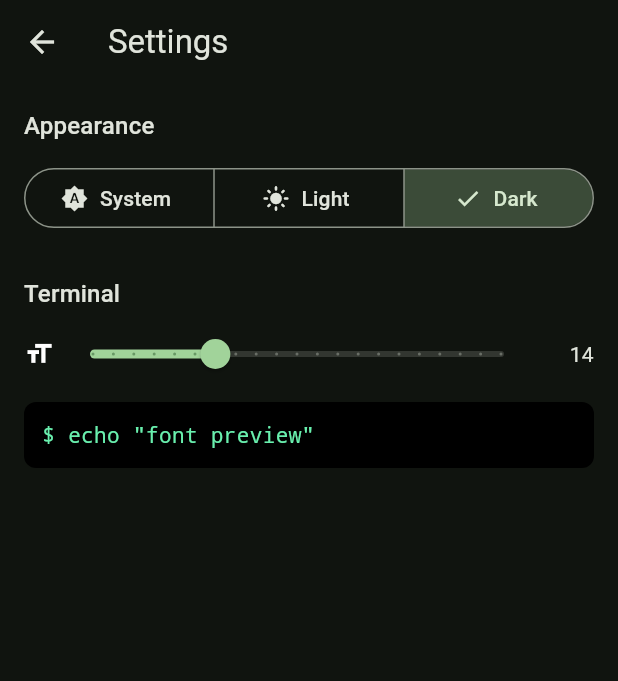
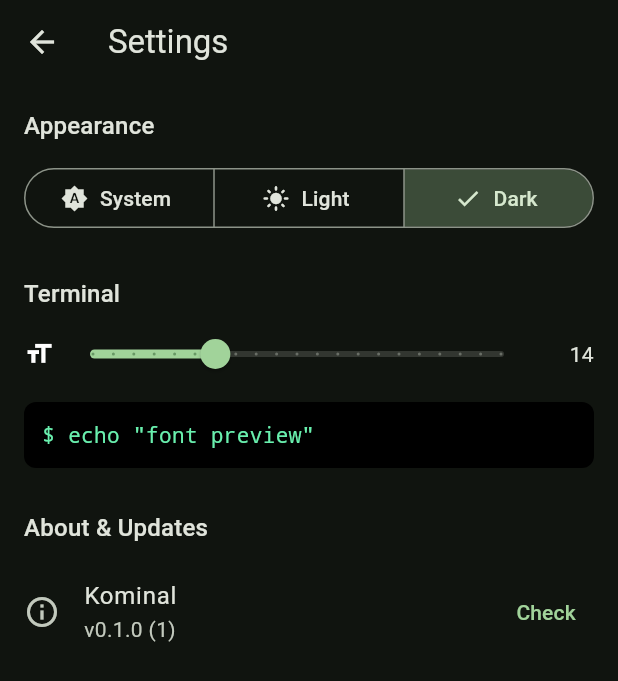
Before and after one commit to knoxxr/kerminal, a Flutter app: the screen it shows after launch, after a tap on the "settings" icon, on a phone screen of 412 x 824 dp. Shown: the top 681 px of the screen. Run offline on Flutter 3.47's test engine with Material 3 defaults, Android fonts, the phone set to English and light mode, and no system bars; our stand-ins replace drift, drift_flutter, equatable, flutter_riverpod, flutter_secure_storage, go_router and 3 more; missing offline and left inert: dartssh2, pinenacl, xterm; accounts and stored records are empty; generated files the repository leaves out were written again.

Commit message:
feat: 새 버전 자동 인식(업데이트 체크) + 앱 아이콘 리디자인
업데이트:
- UpdateService: 원격 latest.json fetch + semver 비교로 새 버전 인식,
  플랫폼별 다운로드 URL 선택
- 프로바이더: packageInfo/httpClient/updateCheck, 매니페스트 URL은
  --dart-define=UPDATE_MANIFEST_URL 로 주입(미설정 시 비활성)
- 설정 화면 About & Updates: 현재 버전·Check·업데이트 카드(릴리스 노트+다운로드)
- 호스트 목록 설정 아이콘에 업데이트 배지
- DEPLOY.md에 latest.json 스키마/사용법 문서화
- 의존성: http, package_info_plus, url_launcher, pub_semver

아이콘:
- 터미널 창(상단 바+신호등 점+초록 >_) 스타일로 리디자인, 전 플랫폼 재생성

검증: analyze 무결점, test 22개(업데이트 5 추가), build web.

Co-Authored-By: Claude Opus 4.8 (1M context) <noreply@anthropic.com>

```diff
--- /dev/null
+++ b/lib/application/update_providers.dart
@@ -0,0 +1,39 @@
+import 'package:flutter_riverpod/flutter_riverpod.dart';
+import 'package:http/http.dart' as http;
+import 'package:package_info_plus/package_info_plus.dart';
+
+import 'update_service.dart';
+
+/// Where the app looks for its release manifest. Replace with your real URL
+/// (e.g. a GitHub Releases asset or static host). See DEPLOY.md.
+const kUpdateManifestUrl =
+    String.fromEnvironment('UPDATE_MANIFEST_URL', defaultValue: '');
+
+final httpClientProvider = Provider<http.Client>((ref) {
+  final client = http.Client();
+  ref.onDispose(client.close);
+  return client;
+});
+
+final packageInfoProvider = FutureProvider<PackageInfo>(
+  (ref) => PackageInfo.fromPlatform(),
+);
+
+/// Checks for an available update. Returns null when no manifest URL is
+/// configured or the check fails (offline, unreachable) — the UI then simply
+/// shows nothing. Re-run with `ref.invalidate(updateCheckProvider)`.
+final updateCheckProvider = FutureProvider<UpdateInfo?>((ref) async {
+  if (kUpdateManifestUrl.isEmpty) return null;
+
+  final info = await ref.watch(packageInfoProvider.future);
+  final service = UpdateService(
+    client: ref.watch(httpClientProvider),
+    manifestUrl: Uri.parse(kUpdateManifestUrl),
+    currentVersion: info.version,
+  );
+  try {
+    return await service.check();
+  } catch (_) {
+    return null;
+  }
+});
--- a/lib/presentation/hosts/host_list_page.dart
+++ b/lib/presentation/hosts/host_list_page.dart
@@ -5,6 +5,7 @@ import 'package:go_router/go_router.dart';
 import '../../application/known_hosts.dart';
 import '../../application/providers.dart';
 import '../../application/sessions.dart';
+import '../../application/update_providers.dart';
 import '../../domain/entities/host.dart';
 import '../terminal/host_key_prompt.dart';
 
@@ -95,7 +96,12 @@ class _HostListPageState extends ConsumerState<HostListPage> {
           ),
           IconButton(
             tooltip: 'Settings',
-            icon: const Icon(Icons.settings_outlined),
+            icon: ref.watch(updateCheckProvider).maybeWhen(
+                  data: (info) => (info?.updateAvailable ?? false)
+                      ? const Badge(child: Icon(Icons.settings_outlined))
+                      : const Icon(Icons.settings_outlined),
+                  orElse: () => const Icon(Icons.settings_outlined),
+                ),
             onPressed: () => context.pushNamed('settings'),
           ),
         ],
--- a/lib/presentation/settings/settings_page.dart
+++ b/lib/presentation/settings/settings_page.dart
@@ -1,7 +1,10 @@
 import 'package:flutter/material.dart';
 import 'package:flutter_riverpod/flutter_riverpod.dart';
+import 'package:url_launcher/url_launcher.dart';
 
 import '../../application/settings.dart';
+import '../../application/update_providers.dart';
+import '../../application/update_service.dart';
 
 /// App preferences: terminal theme mode and font size, persisted immediately.
 class SettingsPage extends ConsumerWidget {
@@ -80,8 +83,118 @@ class SettingsPage extends ConsumerWidget {
               ),
             ),
           ),
+          const SizedBox(height: 28),
+          Text('About & Updates',
+              style: Theme.of(context).textTheme.titleMedium),
+          const SizedBox(height: 8),
+          const _UpdateSection(),
         ],
       ),
     );
   }
 }
+
+/// Shows the current version, a "check for updates" action, and — when the
+/// remote manifest advertises a newer version — a card with release notes and
+/// a download button.
+class _UpdateSection extends ConsumerWidget {
+  const _UpdateSection();
+
+  @override
+  Widget build(BuildContext context, WidgetRef ref) {
+    final packageInfo = ref.watch(packageInfoProvider);
+    final update = ref.watch(updateCheckProvider);
+
+    final version = packageInfo.maybeWhen(
+      data: (info) => 'v${info.version} (${info.buildNumber})',
+      orElse: () => '…',
+    );
+
+    return Column(
+      crossAxisAlignment: CrossAxisAlignment.start,
+      children: [
+        ListTile(
+          contentPadding: EdgeInsets.zero,
+          leading: const Icon(Icons.info_outline),
+          title: const Text('Kominal'),
+          subtitle: Text(version),
+          trailing: update.isLoading
+              ? const SizedBox(
+                  width: 20, height: 20,
+                  child: CircularProgressIndicator(strokeWidth: 2))
+              : TextButton(
+                  onPressed: () => ref.invalidate(updateCheckProvider),
+                  child: const Text('Check'),
+                ),
+        ),
+        update.when(
+          loading: () => const SizedBox.shrink(),
+          error: (_, _) => const Text('Update check failed.'),
+          data: (info) {
+            if (info == null) return const SizedBox.shrink();
+            if (!info.updateAvailable) {
+              return const Text('You are on the latest version.');
+            }
+            return _UpdateAvailableCard(info: info);
+          },
+        ),
+      ],
+    );
+  }
+}
+
+class _UpdateAvailableCard extends StatelessWidget {
+  const _UpdateAvailableCard({required this.info});
+
+  final UpdateInfo info;
+
+  Future<void> _download(BuildContext context) async {
+    final url = info.downloadUrl;
+    if (url == null) return;
+    final uri = Uri.parse(url);
+    final ok = await launchUrl(uri, mode: LaunchMode.externalApplication);
+    if (!ok && context.mounted) {
+      ScaffoldMessenger.of(context).showSnackBar(
+        SnackBar(content: Text('Could not open $url')),
+      );
+    }
+  }
+
+  @override
+  Widget build(BuildContext context) {
+    final scheme = Theme.of(context).colorScheme;
+    return Card(
+      color: scheme.primaryContainer,
+      child: Padding(
+        padding: const EdgeInsets.all(16),
+        child: Column(
+          crossAxisAlignment: CrossAxisAlignment.start,
+          children: [
+            Row(
+              children: [
+                const Icon(Icons.system_update),
+                const SizedBox(width: 8),
+                Text('Update available — v${info.latestVersion}',
+                    style: Theme.of(context).textTheme.titleSmall),
+              ],
+            ),
+            if (info.notes != null && info.notes!.isNotEmpty) ...[
+              const SizedBox(height: 8),
+              Text(info.notes!),
+            ],
+            const SizedBox(height: 12),
+            Align(
+              alignment: Alignment.centerRight,
+              child: FilledButton.icon(
+                onPressed:
+                    info.downloadUrl == null ? null : () => _download(context),
+                icon: const Icon(Icons.download),
+                label: const Text('Download'),
+              ),
+            ),
+          ],
+        ),
+      ),
+    );
+  }
+}
--- a/pubspec.yaml
+++ b/pubspec.yaml
@@ -47,6 +47,10 @@ dependencies:
   uuid: ^4.6.0
   shared_preferences: ^2.5.5
   pinenacl: ^0.6.0
+  http: ^1.6.0
+  package_info_plus: ^10.2.1
+  url_launcher: ^6.3.2
+  pub_semver: ^2.2.0
 
 dev_dependencies:
   flutter_test:
```
Also changed, not shown: lib/application/update_service.dart (added, +107 -0 lines), assets/icon/app_icon.png, pubspec.lock, 51 other files.
